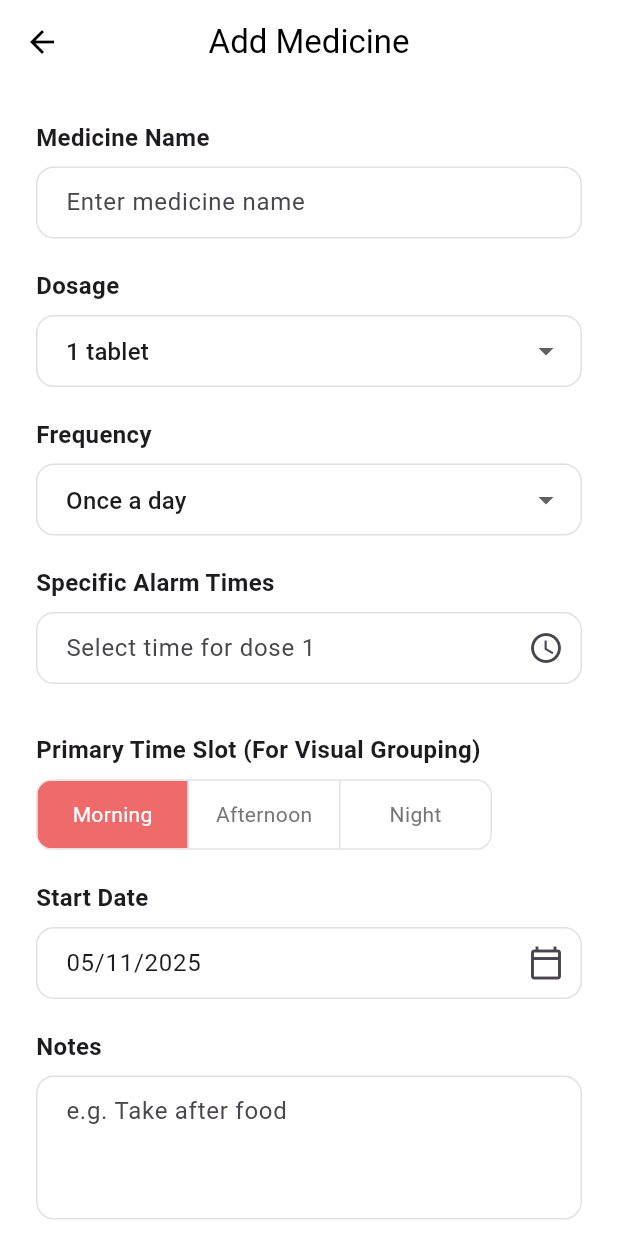
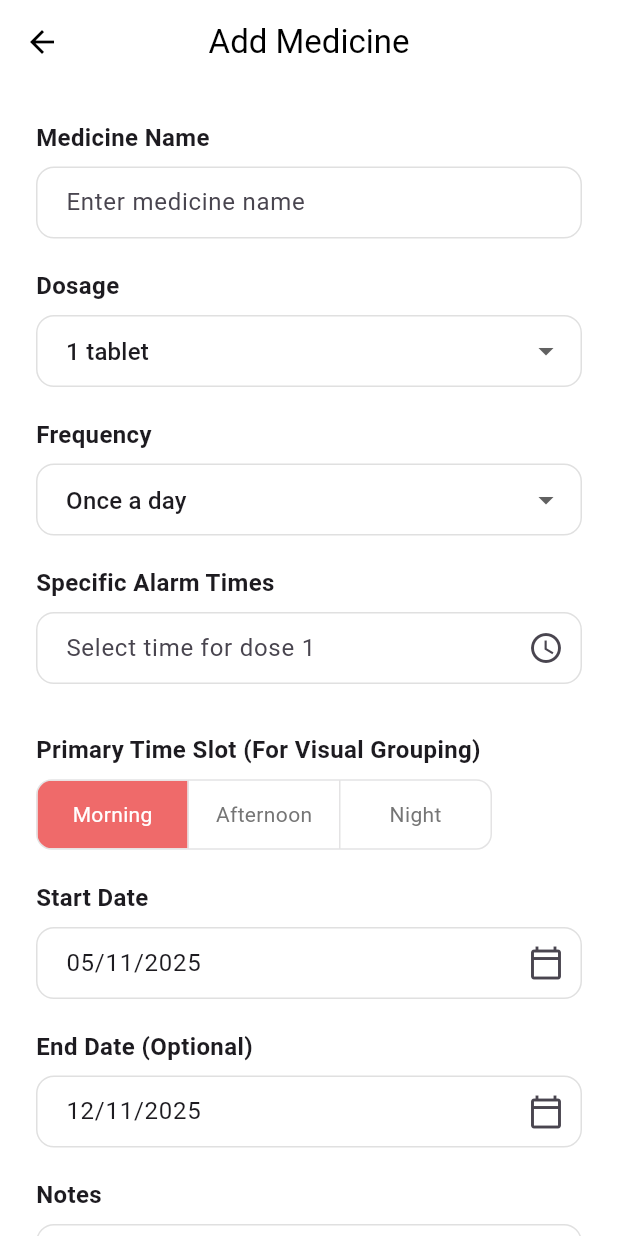
Before and after one commit to Kalariya-krish/Medicine-Reminder-App, a Flutter app: the TodayScreen screen opened directly, after a tap on the "add" icon, on a phone screen of 412 x 824 dp. Run offline on Flutter 3.47's test engine with Material 3 defaults, Android fonts, the light colour scheme and no system bars; drawn by our look-alikes of toastification; our stand-ins replace cloud_firestore, firebase_auth, firebase_core, firebase_storage, fl_chart, flutter_local_notifications and 5 more; missing offline and left inert: slide_to_confirm; accounts and stored records are empty.

Commit message:
Today Screen

```diff
--- a/lib/models/medicine.dart
+++ b/lib/models/medicine.dart
@@ -11,6 +11,7 @@ class Medicine {
   final String timeSlot;
   final String alarmTimes; // Comma separated 24h times (e.g., "08:00,14:00")
   final String startDate;
+  final String endDate; // NEW FIELD
   final String notes;
 
   // Fields added for TodayScreen UI compatibility
@@ -25,6 +26,7 @@ class Medicine {
     required this.timeSlot,
     required this.alarmTimes,
     required this.startDate,
+    required this.endDate, // REQUIRED
     required this.notes,
     this.icon = Icons.medication,
     this.isTaken = false,
@@ -40,6 +42,7 @@ class Medicine {
       timeSlot: map['timeSlot'] as String,
       alarmTimes: map['alarmTimes'] as String,
       startDate: map['startDate'] as String,
+      endDate: map['endDate'] as String? ?? 'N/A',
       notes: map['notes'] as String,
       icon: (map['dosage'] as String).toLowerCase().contains('syrup')
           ? Icons.medication_liquid
@@ -58,6 +61,7 @@ class Medicine {
       timeSlot: json['timeSlot'] as String,
       alarmTimes: json['alarmTimes'] as String,
       startDate: json['startDate'] as String,
+      endDate: json['endDate'] as String, // REQUIRED
       notes: json['notes'] as String,
       icon:
           Icons.medication, // Default icon, as IconData isn't JSON serializable
@@ -74,6 +78,7 @@ class Medicine {
       'timeSlot': timeSlot,
       'alarmTimes': alarmTimes,
       'startDate': startDate,
+      'endDate': endDate, // NEW FIELD
       'notes': notes,
       'timestamp': FieldValue.serverTimestamp(),
     };
@@ -89,6 +94,7 @@ class Medicine {
       'timeSlot': timeSlot,
       'alarmTimes': alarmTimes,
       'startDate': startDate,
+      'endDate': endDate, // NEW FIELD
       'notes': notes,
     };
   }
--- a/lib/screens/add_medicine_screen.dart
+++ b/lib/screens/add_medicine_screen.dart
@@ -19,6 +19,7 @@ class _AddMedicineScreenState extends State<AddMedicineScreen> {
   final _medicineNameController = TextEditingController();
   final _notesController = TextEditingController();
   final _startDateController = TextEditingController();
+  final _endDateController = TextEditingController(); // NEW CONTROLLER
 
   String? _dosageValue = '1 tablet';
   String? _frequencyValue = 'Once a day';
@@ -34,6 +35,8 @@ class _AddMedicineScreenState extends State<AddMedicineScreen> {
     super.initState();
     // Set default start date to today
     _startDateController.text = DateFormat('dd/MM/yyyy').format(DateTime.now());
+    _endDateController.text =
+        DateFormat('dd/MM/yyyy').format(DateTime.now().add(Duration(days: 7)));
     _updateTimeControllers();
   }
 
@@ -42,6 +45,7 @@ class _AddMedicineScreenState extends State<AddMedicineScreen> {
     _medicineNameController.dispose();
     _notesController.dispose();
     _startDateController.dispose();
+    _endDateController.dispose();
     for (var controller in _timeControllers) {
       controller.dispose();
     }
@@ -96,6 +100,36 @@ class _AddMedicineScreenState extends State<AddMedicineScreen> {
     }
   }
 
+  // NEW: Date Picker for End Date
+  Future<void> _selectEndDate() async {
+    // Parse the start date to set it as the minimum selectable date
+    DateTime initialDate = DateTime.now().add(const Duration(days: 7));
+    DateTime firstDate = DateTime.now();
+
+    try {
+      // Ensure start date exists and is parsable before setting firstDate
+      final startDate =
+          DateFormat('dd/MM/yyyy').parse(_startDateController.text);
+      firstDate = startDate;
+      initialDate = startDate.add(const Duration(days: 7));
+    } catch (e) {
+      // If start date is invalid, use today as minimum
+      firstDate = DateTime.now();
+    }
+
+    final DateTime? picked = await showDatePicker(
+      context: context,
+      initialDate: initialDate,
+      firstDate: firstDate, // End date cannot be before start date
+      lastDate: DateTime(2101),
+    );
+    if (picked != null) {
+      setState(() {
+        _endDateController.text = DateFormat('dd/MM/yyyy').format(picked);
+      });
+    }
+  }
+
   Future<void> _selectTime(TextEditingController controller) async {
     TimeOfDay initialTime;
     try {
@@ -127,6 +161,19 @@ class _AddMedicineScreenState extends State<AddMedicineScreen> {
       return;
     }
 
+    // Add validation to ensure end date is set if start date is set
+    if (_startDateController.text.isNotEmpty &&
+        _endDateController.text.isEmpty) {
+      if (context.mounted) {
+        ScaffoldMessenger.of(context).showSnackBar(
+          const SnackBar(
+              content: Text(
+                  'Please select an End Date for the treatment duration.')),
+        );
+      }
+      return;
+    }
+
     final user = FirebaseAuth.instance.currentUser;
     if (user == null) {
       if (context.mounted) {
@@ -152,6 +199,7 @@ class _AddMedicineScreenState extends State<AddMedicineScreen> {
       timeSlot: primaryTimeSlot,
       alarmTimes: alarmTimesString,
       startDate: _startDateController.text,
+      endDate: _endDateController.text, // SAVE NEW FIELD
       notes: _notesController.text.trim(),
     );
 
@@ -255,6 +303,8 @@ class _AddMedicineScreenState extends State<AddMedicineScreen> {
               _buildTimeSlotSelector(),
 
               const SizedBox(height: 20),
+
+              // Start Date Input
               _buildLabel('Start Date'),
               TextFormField(
                 controller: _startDateController,
@@ -265,6 +315,18 @@ class _AddMedicineScreenState extends State<AddMedicineScreen> {
                 validator: (value) =>
                     value!.isEmpty ? 'Please select a date' : null,
               ),
+
+              // NEW: End Date Input
+              const SizedBox(height: 20),
+              _buildLabel('End Date (Optional)'),
+              TextFormField(
+                controller: _endDateController,
+                decoration: _buildInputDecoration('Select end date').copyWith(
+                    suffixIcon: const Icon(Icons.calendar_today_outlined)),
+                readOnly: true,
+                onTap: _selectEndDate,
+              ),
+
               const SizedBox(height: 20),
               _buildLabel('Notes'),
               TextFormField(
--- a/lib/screens/today_screen.dart
+++ b/lib/screens/today_screen.dart
@@ -8,7 +8,7 @@ import 'package:cloud_firestore/cloud_firestore.dart';
 import 'package:medicine_reminder_system/screens/add_medicine_screen.dart';
 import '../models/medicine.dart';
 import '../models/history_model.dart';
-import '../services/notification_service.dart'; // Assuming this is fixed
+import '../services/notification_service.dart';
 
 // Helper extension to mimic functional `firstWhereOrNull`
 extension IterableExtensions<E> on Iterable<E> {
@@ -40,11 +40,15 @@ class _TodayScreenState extends State<TodayScreen> {
   Stream<List<HistoryEntry>>? _historyStream;
   final User? _user = FirebaseAuth.instance.currentUser;
 
-  int _selectedDateIndex = 3;
+  // FIX 1: Use DateTime? for selected date, initialized to today
+  DateTime? _selectedDay;
+  final DateTime _today = DateTime.now();
 
   @override
   void initState() {
     super.initState();
+    _selectedDay = _today;
+
     // FIX: Listen to notification taps from the service
     NotificationService.selectNotificationSubject.listen((payload) {
       if (payload != null && mounted) {
@@ -53,46 +57,88 @@ class _TodayScreenState extends State<TodayScreen> {
     });
 
     if (_user != null) {
-      _medicinesStream = _fetchMedicinesStream();
-      _historyStream = _fetchTodayHistoryStream();
+      _loadDataForSelectedDay();
       _scheduleAllNotifications();
     }
   }
 
-  // Fetches all active medicines
-  Stream<List<Medicine>> _fetchMedicinesStream() {
-    final todayFormatted = DateFormat('dd/MM/yyyy').format(DateTime.now());
+  // FIX 2: Unified method to load streams based on _selectedDay
+  void _loadDataForSelectedDay() {
+    if (_user == null || _selectedDay == null) return;
+
+    setState(() {
+      // Re-initialize streams with the current selected day
+      _medicinesStream = _fetchMedicinesStream(_selectedDay!);
+      _historyStream = _fetchTodayHistoryStream(_selectedDay!);
+    });
+  }
+
+  // NOTE: This helper is needed to parse the date strings from Firestore/UI
+  DateTime _parseDateString(String dateString) {
+    try {
+      return DateFormat('dd/MM/yyyy').parse(dateString);
+    } catch (e) {
+      // Return a date far in the past to ensure invalid dates don't block display
+      return DateTime(1900);
+    }
+  }
+
+  // Fetches all active medicines (UPDATED to accept date)
+  Stream<List<Medicine>> _fetchMedicinesStream(DateTime date) {
     return FirebaseFirestore.instance
         .collection('users')
         .doc(_user!.uid)
         .collection('medicines')
-        .where('startDate', isLessThanOrEqualTo: todayFormatted)
+        .snapshots()
+        .map((snapshot) {
+      // Filter in Dart to check the duration range
+      final filteredMedicines = snapshot.docs.map((doc) {
+        return Medicine.fromMap(doc.data()!, doc.id);
+      }).where((medicine) {
+        // 1. Check if the selected date is ON or AFTER the start date
+        final start = _parseDateString(medicine.startDate);
+        final isOnOrAfterStart =
+            date.isAfter(start) || DateUtils.isSameDay(date, start);
+
+        // 2. Check if the selected date is ON or BEFORE the end date
+        // If endDate is empty (or 'N/A'), assume the treatment is ongoing (indefinite future date)
+        final endString = medicine.endDate.isEmpty || medicine.endDate == 'N/A'
+            ? '31/12/2100'
+            : medicine.endDate;
+        final end = _parseDateString(endString);
+        final isOnOrBeforeEnd =
+            date.isBefore(end) || DateUtils.isSameDay(date, end);
+
+        return isOnOrAfterStart && isOnOrBeforeEnd;
+      }).toList();
+
+      return filteredMedicines;
+    });
+  }
+
+  // Fetches history entries for the selected day (UPDATED to accept date)
+  Stream<List<HistoryEntry>> _fetchTodayHistoryStream(DateTime date) {
+    // Filter history by the exact selected date
+    final selectedDateFormatted = DateFormat('dd/MM/yyyy').format(date);
+
+    return FirebaseFirestore.instance
+        .collection('users')
+        .doc(_user!.uid)
+        .collection('history')
+        .where('date', isEqualTo: selectedDateFormatted)
         .snapshots()
         .map((snapshot) {
       return snapshot.docs.map((doc) {
-        return Medicine.fromMap(doc.data(), doc.id);
+        return HistoryEntry.fromMap(doc.data()!, doc.id);
       }).toList();
     });
   }
 
-  // Fetches history entries for today
-  Stream<List<HistoryEntry>> _fetchTodayHistoryStream() {
-    final todayFormatted = DateFormat('dd/MM/yyyy').format(DateTime.now());
-    return FirebaseFirestore.instance
-        .collection('users')
-        .doc(_user!.uid)
-        .collection('history')
-        .where('date', isEqualTo: todayFormatted)
-        .snapshots()
-        .map((snapshot) {
-      return snapshot.docs.map((doc) {
-        return HistoryEntry.fromMap(doc.data(), doc.id);
-      }).toList();
-    });
-  }
+  // Schedules all reminders for fetched medicines (Called ONLY once on startup for today)
+  void _scheduleAllNotifications() {
+    // Check if the current selected day is today. Only schedule reminders for TODAY.
+    if (!DateUtils.isSameDay(_selectedDay, _today)) return;
 
-  // Schedules all reminders for fetched medicines
-  void _scheduleAllNotifications() {
     NotificationService.cancelAllNotifications();
 
     _medicinesStream?.first.then((medicines) {
@@ -103,7 +149,7 @@ class _TodayScreenState extends State<TodayScreen> {
           idCounter++;
 
           final parts = time24h.split(':');
-          if (parts.length != 2) continue; // Skip invalid times
+          if (parts.length != 2) continue;
 
           final time =
               TimeOfDay(hour: int.parse(parts[0]), minute: int.parse(parts[1]));
@@ -120,9 +166,19 @@ class _TodayScreenState extends State<TodayScreen> {
     });
   }
 
+  // Helper to get the starting date of the week (Monday) based on _today
+  DateTime _getStartOfWeek() {
+    final start = _today.subtract(Duration(days: _today.weekday - 1));
+    return DateTime(start.year, start.month, start.day);
+  }
+
   // Helper to flatten medicine list by time slots
   List<_MedicationTimeSlot> _getDailyTimeSlots(List<Medicine> medicines) {
     final List<_MedicationTimeSlot> slots = [];
+    // Only show scheduled doses if the selected date is today or in the future.
+    // If viewing history (past date), we might only want to rely on the history log.
+    // We keep the logic simple here: just list all active slots.
+
     for (var medicine in medicines) {
       final times24h = medicine.alarmTimes.split(',');
       for (var time24h in times24h) {
@@ -155,11 +211,15 @@ class _TodayScreenState extends State<TodayScreen> {
             children: [
               _buildHeader(),
               const SizedBox(height: 30),
-              _buildDateSelector(),
+              _buildDateSelector(), // Now interactive
               const SizedBox(height: 30),
-              const Text(
-                "Today's Medication",
-                style: TextStyle(fontSize: 20, fontWeight: FontWeight.bold),
+              Text(
+                // Dynamic title based on selected date
+                DateUtils.isSameDay(_selectedDay, _today)
+                    ? "Today's Medication"
+                    : "Medication on ${DateFormat('EEE, MMM d').format(_selectedDay!)}",
+                style:
+                    const TextStyle(fontSize: 20, fontWeight: FontWeight.bold),
               ),
               const SizedBox(height: 20),
               _buildMedicationList(),
@@ -193,6 +253,9 @@ class _TodayScreenState extends State<TodayScreen> {
       return const Center(child: Text("Loading user data..."));
     }
 
+    // NEW: Determine if the currently selected day is TODAY
+    final bool isTodaySelected = DateUtils.isSameDay(_selectedDay, _today);
+
     return StreamBuilder<List<Medicine>>(
       stream: _medicinesStream,
       builder: (context, medicineSnapshot) {
@@ -217,7 +280,8 @@ class _TodayScreenState extends State<TodayScreen> {
                 _getDailyTimeSlots(medicines);
 
             if (dailySlots.isEmpty) {
-              return const Center(child: Text('No doses scheduled for today.'));
+              return const Center(
+                  child: Text('No doses scheduled for this day.'));
             }
 
             return ListView.separated(
@@ -234,11 +298,12 @@ class _TodayScreenState extends State<TodayScreen> {
                 );
 
                 return MedicationCard(
-                  key: ValueKey(
-                      '${slot.medicine.id}_${slot.time}'), // Unique key
+                  key: ValueKey('${slot.medicine.id}_${slot.time}'),
                   medicine: slot.medicine,
                   alarmTime: slot.time,
                   historyEntry: entry, // Pass the history status
+                  isActionEnabled:
+                      isTodaySelected, // <-- NEW: Pass the boolean flag
                 );
               },
             );
@@ -248,8 +313,9 @@ class _TodayScreenState extends State<TodayScreen> {
     );
   }
 
-  // --- Header and Date Selector Widgets (unchanged) ---
+  // --- Header and Date Selector Widgets (UPDATED) ---
   Widget _buildHeader() {
+    // ... (unchanged)
     return Row(
       children: [
         const CircleAvatar(
@@ -275,15 +341,9 @@ class _TodayScreenState extends State<TodayScreen> {
   }
 
   Widget _buildDateSelector() {
-    final List<Map<String, String>> dates = [
-      {'day': 'THU', 'date': '07'},
-      {'day': 'FRI', 'date': '08'},
-      {'day': 'SAT', 'date': '09'},
-      {'day': 'SUN', 'date': '10'},
-      {'day': 'MON', 'date': '11'},
-      {'day': 'TUS', 'date': '12'},
-      {'day': 'WED', 'date': '13'},
-    ];
+    final startOfWeek = _getStartOfWeek();
+    final List<DateTime> dates =
+        List.generate(7, (index) => startOfWeek.add(Duration(days: index)));
 
     return SizedBox(
       height: 70,
@@ -291,9 +351,18 @@ class _TodayScreenState extends State<TodayScreen> {
         scrollDirection: Axis.horizontal,
         itemCount: dates.length,
         itemBuilder: (context, index) {
-          bool isSelected = index == _selectedDateIndex;
+          final date = dates[index];
+          // FIX 3: Check if the current date is the selected day for highlighting
+          final bool isSelected = DateUtils.isSameDay(_selectedDay, date);
+
           return GestureDetector(
-            onTap: () => setState(() => _selectedDateIndex = index),
+            onTap: () {
+              // FIX 4: Update _selectedDay and reload data
+              setState(() {
+                _selectedDay = date;
+                _loadDataForSelectedDay();
+              });
+            },
             child: Container(
               width: 50,
               margin: const EdgeInsets.symmetric(horizontal: 8),
@@ -305,11 +374,11 @@ class _TodayScreenState extends State<TodayScreen> {
               child: Column(
                 mainAxisAlignment: MainAxisAlignment.center,
                 children: [
-                  Text(dates[index]['day']!,
+                  Text(DateFormat('EEE').format(date).toUpperCase(),
                       style: TextStyle(
                           color: isSelected ? Colors.white : Colors.grey)),
                   const SizedBox(height: 8),
-                  Text(dates[index]['date']!,
+                  Text(DateFormat('d').format(date),
                       style: TextStyle(
                           color: isSelected ? Colors.white : Colors.black,
                           fontWeight: FontWeight.bold,
@@ -324,17 +393,19 @@ class _TodayScreenState extends State<TodayScreen> {
   }
 }
 
-// --- Medication Card Widget (UPDATED) ---
+// --- Medication Card Widget (Unchanged) ---
 class MedicationCard extends StatelessWidget {
   final Medicine medicine;
   final String alarmTime;
   final HistoryEntry? historyEntry; // Holds the history status
+  final bool isActionEnabled; // <-- NEW FIELD
 
   const MedicationCard({
     super.key,
     required this.medicine,
     required this.alarmTime,
     this.historyEntry,
+    this.isActionEnabled = false, // Default to false for safety
   });
 
   // Function to log a record to Firestore history collection
@@ -377,6 +448,9 @@ class MedicationCard extends StatelessWidget {
     final Color primaryColor = const Color(0xFFEF6A6A);
     final Color takenColor = Colors.green.shade600;
     final Color handledColor = isTaken ? takenColor : Colors.red.shade600;
+
+    // Determine if the button should be active for press (must be today AND not yet handled)
+    final bool buttonActive = isActionEnabled && !isHandled;
 
     return Container(
       padding: const EdgeInsets.all(16),
@@ -429,16 +503,24 @@ class MedicationCard extends StatelessWidget {
                   _buildActionButton(
                     label: 'Taken',
                     icon: Icons.check,
-                    color: takenColor,
-                    onPressed: () =>
-                        _logHistory(context, 'Taken'), // Firebase Log
+                    color: buttonActive
+                        ? takenColor
+                        : Colors.grey, // Grey if disabled
+                    // NEW: Disable onPressed if buttonActive is false
+                    onPressed: buttonActive
+                        ? () => _logHistory(context, 'Taken')
+                        : null,
                   ),
                   _buildActionButton(
                     label: 'Skip',
                     icon: Icons.close,
-                    color: Colors.red,
-                    onPressed: () =>
-                        _logHistory(context, 'Skipped'), // Firebase Log
+                    color: buttonActive
+                        ? Colors.red
+                        : Colors.grey, // Grey if disabled
+                    // NEW: Disable onPressed if buttonActive is false
+                    onPressed: buttonActive
+                        ? () => _logHistory(context, 'Skipped')
+                        : null,
                   ),
                 ],
               ),
@@ -452,7 +534,7 @@ class MedicationCard extends StatelessWidget {
     required String label,
     required IconData icon,
     required Color color,
-    required VoidCallback onPressed,
+    required VoidCallback? onPressed,
   }) {
     return TextButton.icon(
       onPressed: onPressed,
```
